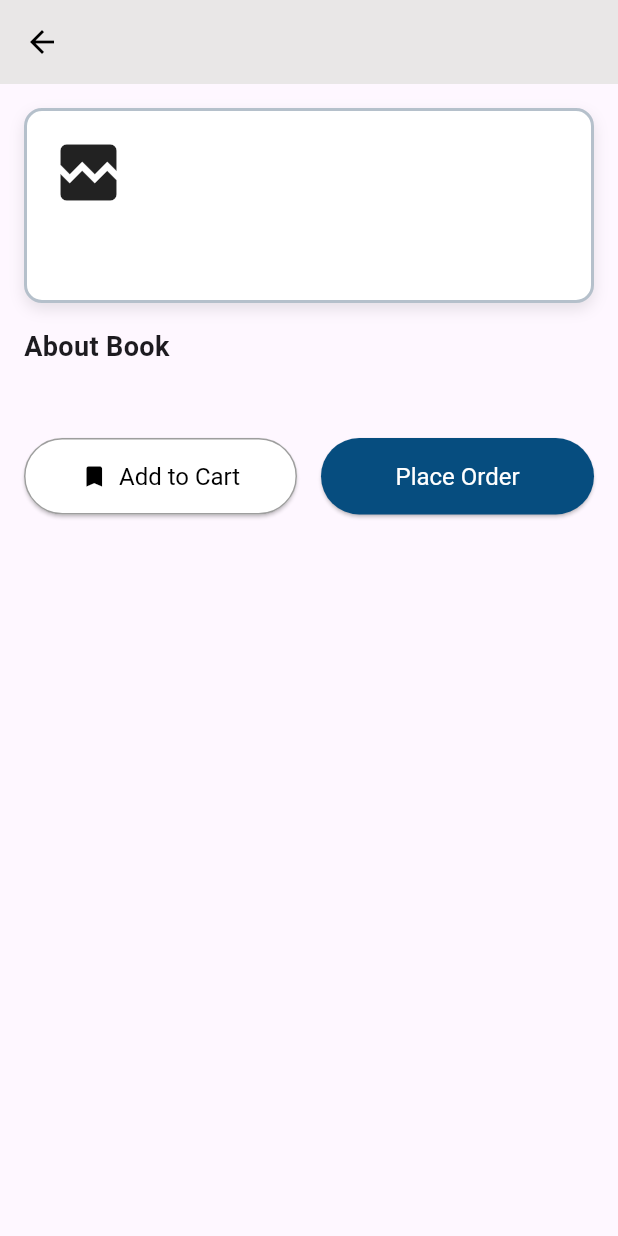
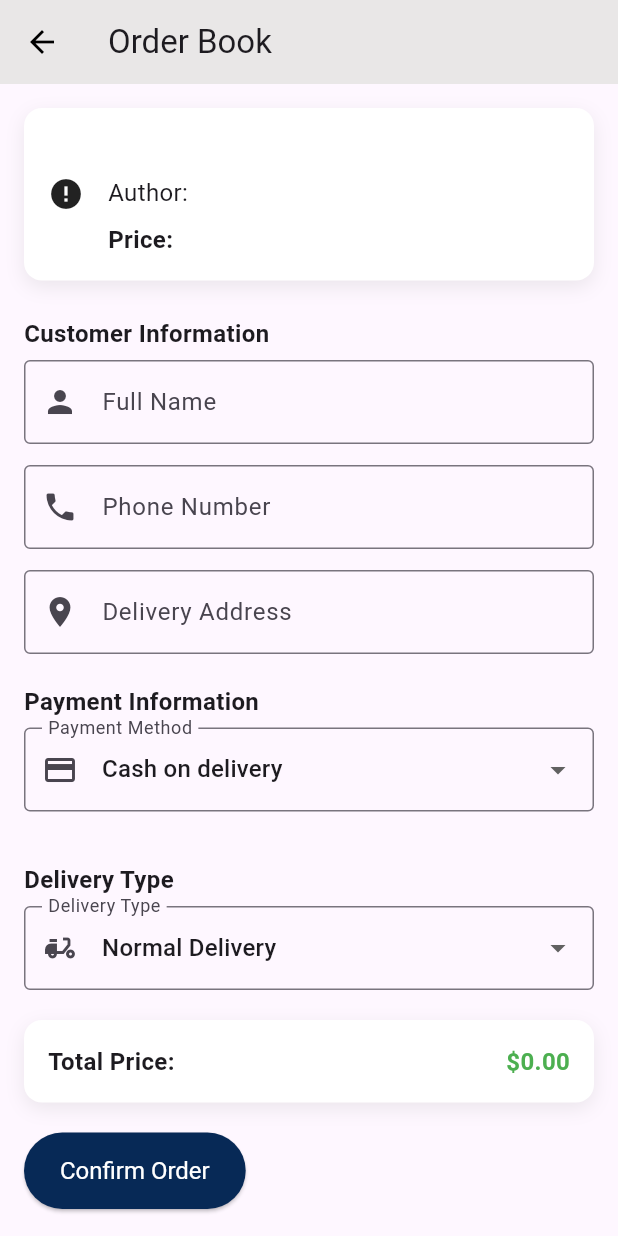
Before and after one commit to NinaMadu/bookhaven-mobile-application, a Flutter app: the BookItemPage screen opened directly with empty values, after a tap on "Place Order", on a phone screen of 412 x 824 dp. Run offline on Flutter 3.47's test engine with Material 3 defaults, Android fonts, the phone set to English and light mode, and no system bars; our stand-ins replace cloud_firestore, firebase_auth, firebase_core; accounts and stored records are empty; network calls fail.

Commit message:
new main

```diff
--- a/lib/pages/bookitem.dart
+++ b/lib/pages/bookitem.dart
@@ -1,3 +1,4 @@
+import 'package:bookshop/pages/order.dart';
 import 'package:flutter/material.dart';
 
 class BookItemPage extends StatelessWidget {
@@ -152,7 +153,18 @@ class BookItemPage extends StatelessWidget {
                   Expanded(
                     child: ElevatedButton(
                       onPressed: () {
-                        // Place order functionality
+                        // Navigate to the OrderPage
+                        Navigator.push(
+                          context,
+                          MaterialPageRoute(
+                            builder: (context) => OrderPage(
+                              title: title,
+                              image: image,
+                              price: price,
+                              author: author,
+                            ),
+                          ),
+                        );
                       },
                       child: const Text("Place Order"),
                       style: ElevatedButton.styleFrom(
--- /dev/null
+++ b/lib/pages/order.dart
@@ -0,0 +1,308 @@
+import 'package:flutter/material.dart';
+
+class OrderPage extends StatefulWidget {
+  final String title;
+  final String image;
+  final String price;
+  final String author;
+
+  const OrderPage({
+    Key? key,
+    required this.title,
+    required this.image,
+    required this.price,
+    required this.author,
+  }) : super(key: key);
+
+  @override
+  _OrderPageState createState() => _OrderPageState();
+}
+
+class _OrderPageState extends State<OrderPage> {
+  // Controllers to capture user input
+  final TextEditingController _nameController = TextEditingController();
+  final TextEditingController _addressController = TextEditingController();
+  final TextEditingController _phoneController = TextEditingController();
+  final TextEditingController _timeSlotController = TextEditingController();
+  final TextEditingController _instructionsController = TextEditingController();
+
+  String _paymentMethod = 'Cash on delivery'; // Default payment method
+  String _deliveryType = 'Normal Delivery'; // Default delivery type
+  double _additionalDeliveryFee = 0.0; // Additional fee for fast delivery
+
+  @override
+  Widget build(BuildContext context) {
+    double basePrice = double.tryParse(widget.price) ?? 0.0;
+    double totalPrice = basePrice + _additionalDeliveryFee;
+
+    return Scaffold(
+      appBar: AppBar(
+        title: const Text('Order Book'),
+        backgroundColor: const Color(0xFFE9E7E7),
+        elevation: 0,
+        iconTheme: const IconThemeData(color: Colors.black),
+      ),
+      body: Padding(
+        padding: const EdgeInsets.all(16.0),
+        child: SingleChildScrollView(
+          child: Column(
+            crossAxisAlignment: CrossAxisAlignment.start,
+            children: [
+              // Display Book Details
+              Container(
+                padding: const EdgeInsets.all(16.0),
+                decoration: BoxDecoration(
+                  color: Colors.white,
+                  borderRadius: BorderRadius.circular(12.0),
+                  boxShadow: [
+                    BoxShadow(
+                      color: Colors.grey.withOpacity(0.2),
+                      blurRadius: 10,
+                      offset: const Offset(0, 4),
+                    ),
+                  ],
+                ),
+                child: Row(
+                  children: [
+                    ClipRRect(
+                      borderRadius: BorderRadius.circular(8.0),
+                      child: Image.network(
+                        widget.image,
+                        height: 100,
+                        width: 70,
+                        fit: BoxFit.cover,
+                        loadingBuilder: (BuildContext context, Widget child,
+                            ImageChunkEvent? loadingProgress) {
+                          if (loadingProgress == null) {
+                            return child;
+                          } else {
+                            return Center(
+                              child: CircularProgressIndicator(
+                                value: loadingProgress.expectedTotalBytes !=
+                                        null
+                                    ? loadingProgress.cumulativeBytesLoaded /
+                                        (loadingProgress.expectedTotalBytes ??
+                                            1)
+                                    : null,
+                              ),
+                            );
+                          }
+                        },
+                        errorBuilder: (BuildContext context, Object error,
+                            StackTrace? stackTrace) {
+                          return Icon(Icons
+                              .error); // Show an error icon if the image fails to load
+                        },
+                      ),
+                    ),
+                    const SizedBox(width: 16),
+                    Expanded(
+                      child: Column(
+                        crossAxisAlignment: CrossAxisAlignment.start,
+                        children: [
+                          Text(
+                            widget.title,
+                            style: const TextStyle(
+                              fontSize: 14,
+                              fontWeight: FontWeight.bold,
+                            ),
+                          ),
+                          const SizedBox(height: 8),
+                          Text(
+                            'Author: ${widget.author}',
+                            style: const TextStyle(fontSize: 16),
+                          ),
+                          const SizedBox(height: 8),
+                          Text(
+                            'Price: ${widget.price}',
+                            style: const TextStyle(
+                              fontSize: 16,
+                              fontWeight: FontWeight.bold,
+                            ),
+                          ),
+                        ],
+                      ),
+                    ),
+                  ],
+                ),
+              ),
+              const SizedBox(height: 24),
+
+              // Customer Information Section
+              const Text(
+                "Customer Information",
+                style: TextStyle(
+                  fontSize: 16,
+                  fontWeight: FontWeight.bold,
+                ),
+              ),
+              const SizedBox(height: 6),
+              TextField(
+                controller: _nameController,
+                decoration: const InputDecoration(
+                  labelText: 'Full Name',
+                  prefixIcon: Icon(Icons.person),
+                  border: OutlineInputBorder(),
+                ),
+              ),
+              const SizedBox(height: 14),
+              TextField(
+                controller: _phoneController,
+                keyboardType: TextInputType.phone,
+                decoration: const InputDecoration(
+                  labelText: 'Phone Number',
+                  prefixIcon: Icon(Icons.phone),
+                  border: OutlineInputBorder(),
+                ),
+              ),
+              const SizedBox(height: 14),
+              TextField(
+                controller: _addressController,
+                decoration: const InputDecoration(
+                  labelText: 'Delivery Address',
+                  prefixIcon: Icon(Icons.location_on),
+                  border: OutlineInputBorder(),
+                ),
+              ),
+              const SizedBox(height: 20),
+
+              // Payment Information Section
+              const Text(
+                "Payment Information",
+                style: TextStyle(
+                  fontSize: 16,
+                  fontWeight: FontWeight.bold,
+                ),
+              ),
+              const SizedBox(height: 6),
+              DropdownButtonFormField<String>(
+                value: _paymentMethod,
+                onChanged: (String? newValue) {
+                  setState(() {
+                    _paymentMethod = newValue!;
+                  });
+                },
+                items: <String>[
+                  'Cash on delivery',
+                  'Digital Wallets',
+                  'Bank Transfer'
+                ].map<DropdownMenuItem<String>>((String value) {
+                  return DropdownMenuItem<String>(
+                    value: value,
+                    child: Text(value),
+                  );
+                }).toList(),
+                decoration: const InputDecoration(
+                  labelText: 'Payment Method',
+                  prefixIcon: Icon(Icons.payment),
+                  border: OutlineInputBorder(),
+                ),
+              ),
+              const SizedBox(height: 14),
+              if (_paymentMethod == 'Digital Wallets' ||
+                  _paymentMethod == 'Bank Transfer')
+                TextField(
+                  decoration: const InputDecoration(
+                    labelText: 'Payment Details',
+                    prefixIcon: Icon(Icons.credit_card),
+                    border: OutlineInputBorder(),
+                  ),
+                ),
+              const SizedBox(height: 20),
+
+              // Delivery Type Section
+              const Text(
+                "Delivery Type",
+                style: TextStyle(
+                  fontSize: 16,
+                  fontWeight: FontWeight.bold,
+                ),
+              ),
+              const SizedBox(height: 6),
+              DropdownButtonFormField<String>(
+                value: _deliveryType,
+                onChanged: (String? newValue) {
+                  setState(() {
+                    _deliveryType = newValue!;
+                    // Set delivery fee based on the delivery type
+                    _additionalDeliveryFee =
+                        newValue == 'Fast Delivery' ? 50.0 : 0.0;
+                  });
+                },
+                items: <String>['Normal Delivery', 'Fast Delivery']
+                    .map<DropdownMenuItem<String>>((String value) {
+                  return DropdownMenuItem<String>(
+                    value: value,
+                    child: Text(value),
+                  );
+                }).toList(),
+                decoration: const InputDecoration(
+                  labelText: 'Delivery Type',
+                  prefixIcon: Icon(Icons.delivery_dining),
+                  border: OutlineInputBorder(),
+                ),
+              ),
+              const SizedBox(height: 20),
+
+              // Total Price Display
+              Container(
+                padding: const EdgeInsets.all(16.0),
+                decoration: BoxDecoration(
+                  color: Colors.white,
+                  borderRadius: BorderRadius.circular(12.0),
+                  boxShadow: [
+                    BoxShadow(
+                      color: Colors.grey.withOpacity(0.2),
+                      blurRadius: 10,
+                      offset: const Offset(0, 4),
+                    ),
+                  ],
+                ),
+                child: Row(
+                  children: [
+                    Text(
+                      'Total Price:',
+                      style: const TextStyle(
+                        fontSize: 16,
+                        fontWeight: FontWeight.bold,
+                      ),
+                    ),
+                    const Spacer(),
+                    Text(
+                      '\$${totalPrice.toStringAsFixed(2)}',
+                      style: const TextStyle(
+                        fontSize: 16,
+                        fontWeight: FontWeight.bold,
+                        color: Colors.green,
+                      ),
+                    ),
+                  ],
+                ),
+              ),
+              const SizedBox(height: 20),
+
+              // Confirm Order Button
+              ElevatedButton(
+                onPressed: () {
+                  // Here you can add the logic to process the order
+                  ScaffoldMessenger.of(context).showSnackBar(
+                    const SnackBar(content: Text('Order placed successfully!')),
+                  );
+                  Navigator.pop(context); // Go back after order is placed
+                },
+                child: const Text("Confirm Order"),
+                style: ElevatedButton.styleFrom(
+                  backgroundColor: const Color.fromARGB(255, 7, 41, 86),
+                  foregroundColor: Colors.white,
+                  padding:
+                      const EdgeInsets.symmetric(vertical: 16, horizontal: 24),
+                  textStyle: const TextStyle(fontSize: 16),
+                ),
+              ),
+            ],
+          ),
+        ),
+      ),
+    );
+  }
+}
```
